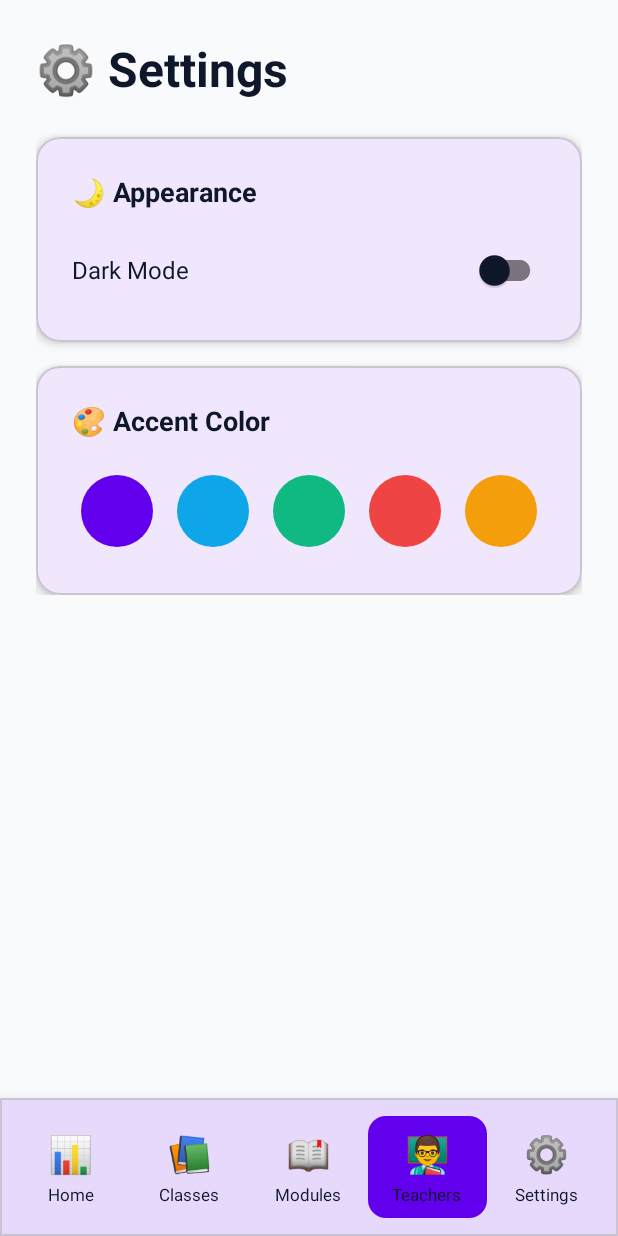
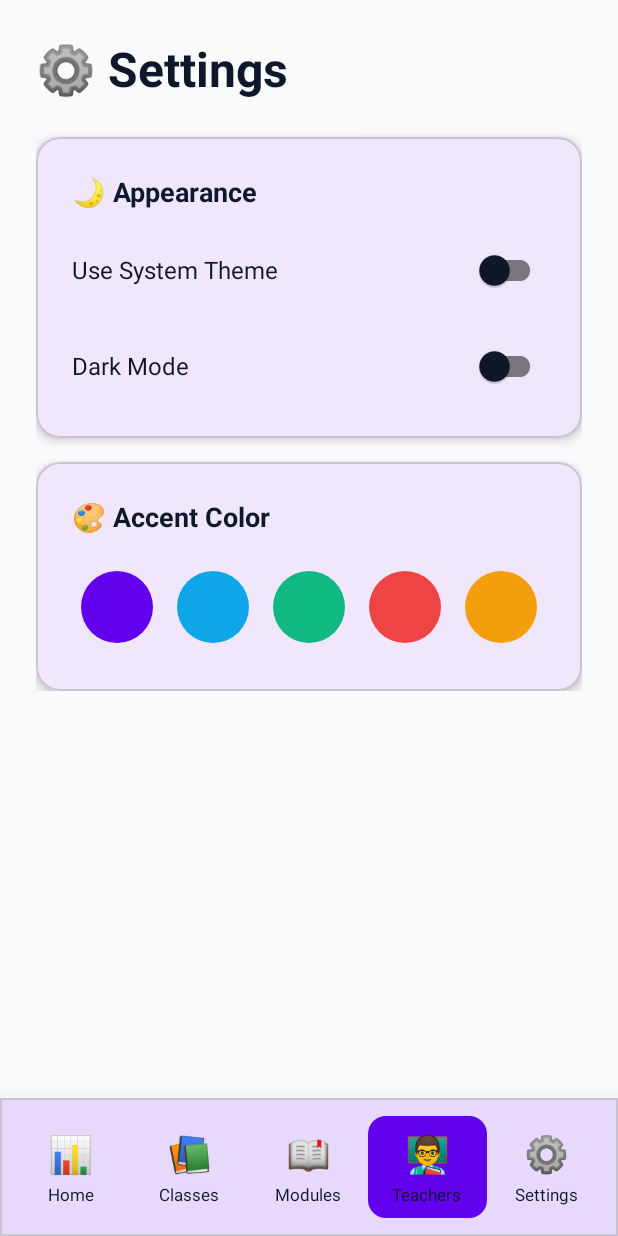
Before and after one commit to Elouahabi-Naoufal/Academic_Management_Assistant, an Android app: the fragment SettingsFragment placed in its activity, on a phone screen of 412 x 824 dp. Run offline under Robolectric (Android 15) with nearby library versions, the phone set to English and light mode, and no system bars.

Commit message:
feat: Add system theme toggle with dark mode override protection
- Add "Use System Theme" toggle in settings above dark mode switch
- Disable dark mode toggle when system theme is enabled
- Show toast message when user tries to change dark mode with system theme on
- Update database schema to store system theme preference
- Apply MODE_NIGHT_FOLLOW_SYSTEM across all activities when enabled
- Maintain existing accent color functionality

```diff
--- a/app/src/main/java/academic/management/assistant/MainActivity.java
+++ b/app/src/main/java/academic/management/assistant/MainActivity.java
@@ -23,10 +23,15 @@ public class MainActivity extends AppCompatActivity {
         DatabaseHelper dbHelper = new DatabaseHelper(this);
         ThemeDao themeDao = new ThemeDao(dbHelper);
 
-        // Force theme mode to override system settings
-        int nightMode = themeDao.isDarkTheme() ?
-            AppCompatDelegate.MODE_NIGHT_YES :
-            AppCompatDelegate.MODE_NIGHT_NO;
+        // Apply theme mode
+        int nightMode;
+        if (themeDao.useSystemTheme()) {
+            nightMode = AppCompatDelegate.MODE_NIGHT_FOLLOW_SYSTEM;
+        } else {
+            nightMode = themeDao.isDarkTheme() ?
+                AppCompatDelegate.MODE_NIGHT_YES :
+                AppCompatDelegate.MODE_NIGHT_NO;
+        }
         getDelegate().setLocalNightMode(nightMode);
 
         super.onCreate(savedInstanceState);
--- a/app/src/main/java/academic/management/assistant/SettingsFragment.java
+++ b/app/src/main/java/academic/management/assistant/SettingsFragment.java
@@ -16,6 +16,7 @@ public class SettingsFragment extends Fragment {
 
     private ThemeDao themeDao;
     private SwitchMaterial darkModeSwitch;
+    private SwitchMaterial systemThemeSwitch;
 
     @Override
     public View onCreateView(LayoutInflater inflater, ViewGroup container, Bundle savedInstanceState) {
@@ -24,10 +25,25 @@ public class SettingsFragment extends Fragment {
         DatabaseHelper dbHelper = new DatabaseHelper(getActivity());
         themeDao = new ThemeDao(dbHelper);
 
+        systemThemeSwitch = view.findViewById(R.id.systemThemeSwitch);
         darkModeSwitch = view.findViewById(R.id.darkModeSwitch);
+
+        systemThemeSwitch.setChecked(themeDao.useSystemTheme());
         darkModeSwitch.setChecked(themeDao.isDarkTheme());
+        darkModeSwitch.setEnabled(!themeDao.useSystemTheme());
+
+        systemThemeSwitch.setOnCheckedChangeListener((buttonView, isChecked) -> {
+            darkModeSwitch.setEnabled(!isChecked);
+            themeDao.saveTheme(themeDao.isDarkTheme(), themeDao.getAccentColor(), isChecked);
+            getActivity().recreate();
+        });
+
         darkModeSwitch.setOnCheckedChangeListener((buttonView, isChecked) -> {
-            themeDao.saveTheme(isChecked, themeDao.getAccentColor());
+            if (themeDao.useSystemTheme()) {
+                android.widget.Toast.makeText(getActivity(), "Please disable system theme first", android.widget.Toast.LENGTH_SHORT).show();
+                return;
+            }
+            themeDao.saveTheme(isChecked, themeDao.getAccentColor(), false);
             getActivity().recreate();
         });
 
--- a/app/src/main/java/academic/management/assistant/database/ThemeDao.java
+++ b/app/src/main/java/academic/management/assistant/database/ThemeDao.java
@@ -12,11 +12,16 @@ public class ThemeDao {
     }
 
     public void saveTheme(boolean isDark, String accentColor) {
+        saveTheme(isDark, accentColor, false);
+    }
+
+    public void saveTheme(boolean isDark, String accentColor, boolean useSystemTheme) {
         SQLiteDatabase db = dbHelper.getWritableDatabase();
         db.execSQL("DELETE FROM theme");
         ContentValues values = new ContentValues();
         values.put("is_dark", isDark ? 1 : 0);
         values.put("accent_color", accentColor);
+        values.put("use_system_theme", useSystemTheme ? 1 : 0);
         db.insert("theme", null, values);
     }
 
@@ -41,4 +46,15 @@ public class ThemeDao {
         cursor.close();
         return color;
     }
+
+    public boolean useSystemTheme() {
+        SQLiteDatabase db = dbHelper.getReadableDatabase();
+        Cursor cursor = db.rawQuery("SELECT use_system_theme FROM theme LIMIT 1", null);
+        boolean useSystem = false;
+        if (cursor.moveToFirst()) {
+            useSystem = cursor.getInt(0) == 1;
+        }
+        cursor.close();
+        return useSystem;
+    }
 }
--- a/app/src/main/res/layout/fragment_settings.xml
+++ b/app/src/main/res/layout/fragment_settings.xml
@@ -42,6 +42,28 @@
                     android:textStyle="bold"
                     android:textColor="?attr/colorOnSurface"
                     android:layout_marginBottom="16dp" />
+
+                <LinearLayout
+                    android:layout_width="match_parent"
+                    android:layout_height="wrap_content"
+                    android:orientation="horizontal"
+                    android:gravity="center_vertical"
+                    android:layout_marginBottom="16dp">
+
+                    <TextView
+                        android:layout_width="0dp"
+                        android:layout_height="wrap_content"
+                        android:layout_weight="1"
+                        android:text="Use System Theme"
+                        android:textSize="16sp"
+                        android:textColor="?attr/colorOnSurface" />
+
+                    <com.google.android.material.switchmaterial.SwitchMaterial
+                        android:id="@+id/systemThemeSwitch"
+                        android:layout_width="wrap_content"
+                        android:layout_height="wrap_content" />
+
+                </LinearLayout>
 
                 <LinearLayout
                     android:layout_width="match_parent"
```
Also changed, not shown: app/src/main/java/academic/management/assistant/AddClassActivity.java (+8 -3 lines), app/src/main/java/academic/management/assistant/DashboardFragment.java (+11 -0 lines), app/src/main/java/academic/management/assistant/database/DatabaseHelper.java (+6 -7 lines).
